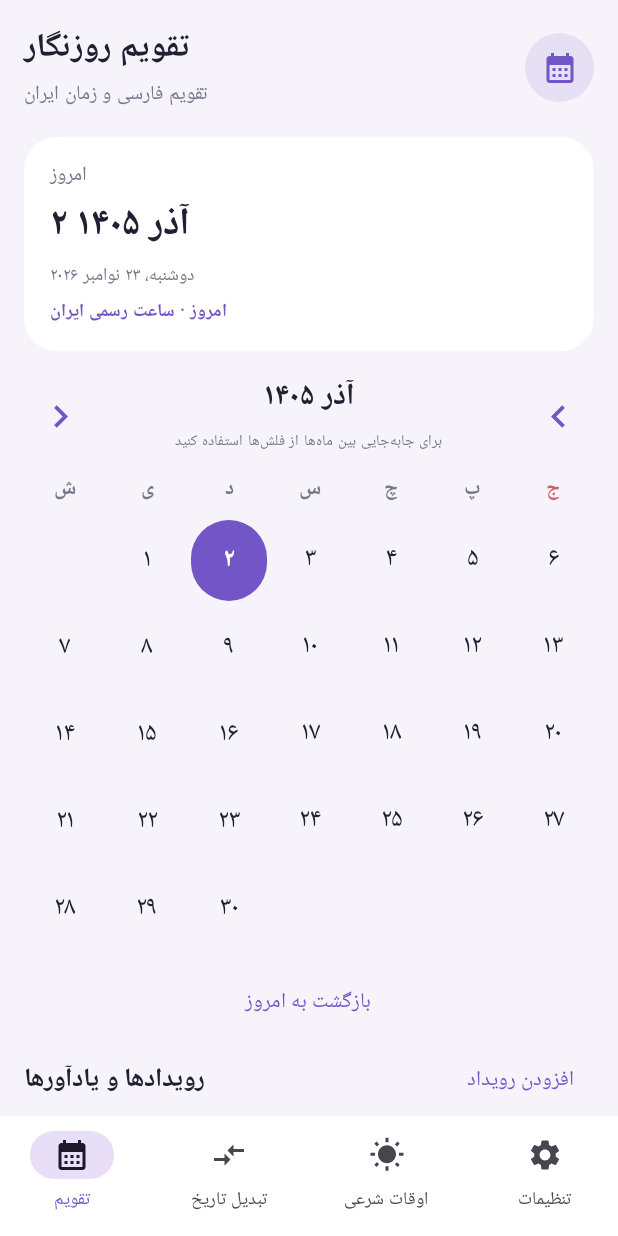
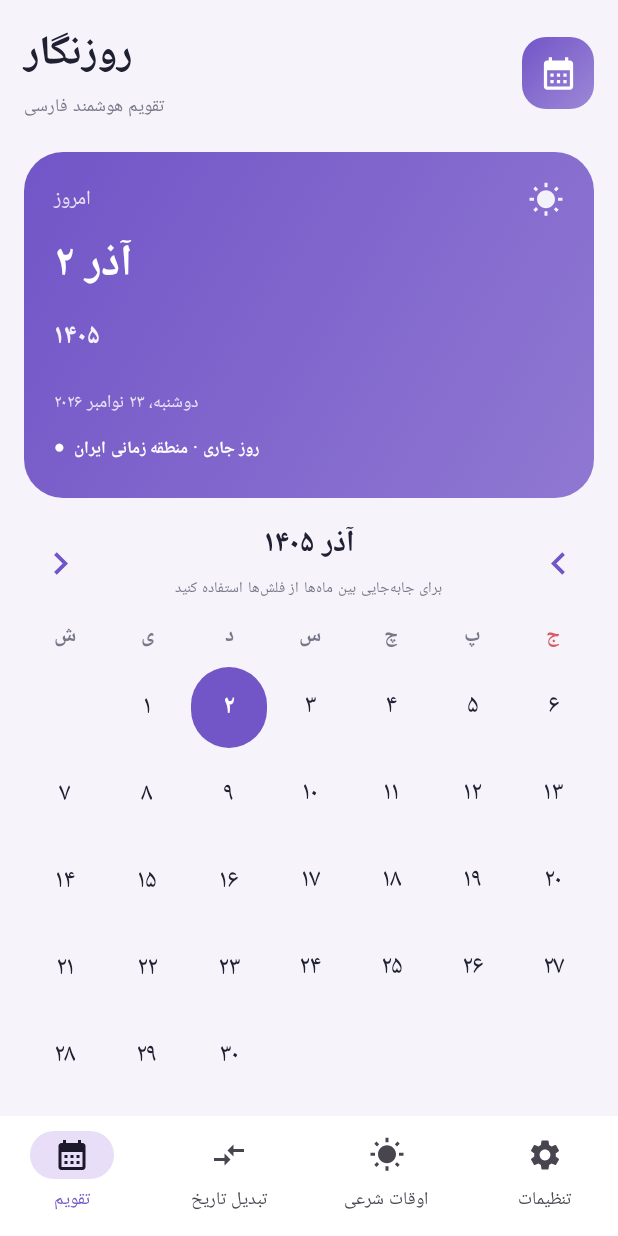
Before and after one commit to mohsen64ehsani-beep/PersianCalendarApp, an Android app built with Jetpack Compose: the screen it shows after launch (MainActivity), on a phone screen of 412 x 824 dp. Run offline under Robolectric (Android 15) with nearby library versions, the phone set to English and light mode, and no system bars.

Commit message:
Redesign calendar home with premium date hero

```diff
--- a/app/src/main/java/ir/persiancalendar/app/MainActivity.kt
+++ b/app/src/main/java/ir/persiancalendar/app/MainActivity.kt
@@ -30,6 +30,7 @@ import androidx.compose.runtime.*
 import androidx.compose.ui.Alignment
 import androidx.compose.ui.Modifier
 import androidx.compose.ui.graphics.Color
+import androidx.compose.ui.graphics.Brush
 import androidx.compose.ui.text.font.FontWeight
 import androidx.compose.ui.text.style.TextAlign
 import androidx.compose.ui.unit.dp
@@ -158,21 +159,35 @@ private fun CalendarHome(accent: Color) {
     Column(Modifier.fillMaxSize().verticalScroll(rememberScrollState()).padding(horizontal = 16.dp, vertical = 14.dp)) {
         Row(Modifier.fillMaxWidth(), verticalAlignment = Alignment.CenterVertically, horizontalArrangement = Arrangement.SpaceBetween) {
             Column {
-                Text("تقویم روزنگار", color = Ink, fontSize = 22.sp, fontWeight = FontWeight.Bold)
-                Text("تقویم فارسی و زمان ایران", color = Muted, fontSize = 13.sp)
+                Text("روزنگار", color = Ink, fontSize = 27.sp, fontWeight = FontWeight.ExtraBold)
+                Text("تقویم هوشمند فارسی", color = Muted, fontSize = 12.sp)
             }
-            Box(Modifier.size(46.dp).background(accent.copy(alpha = 0.12f), CircleShape), contentAlignment = Alignment.Center) {
-                Icon(Icons.Default.CalendarMonth, null, tint = accent)
+            Box(Modifier.size(48.dp).background(
+                Brush.linearGradient(listOf(accent, accent.copy(alpha = 0.68f))), RoundedCornerShape(16.dp)
+            ), contentAlignment = Alignment.Center) {
+                Icon(Icons.Default.CalendarMonth, null, tint = Color.White, modifier = Modifier.size(26.dp))
             }
         }
-        Spacer(Modifier.height(16.dp))
-        Card(colors = CardDefaults.cardColors(containerColor = Color.White), shape = RoundedCornerShape(22.dp), modifier = Modifier.fillMaxWidth()) {
-            Column(Modifier.padding(horizontal = 17.dp, vertical = 14.dp)) {
-                Text(if (visibleYear == todayYear && visibleMonth == todayMonth && selectedDay == todayDay) "امروز" else "تاریخ انتخاب‌شده", color = Muted, fontSize = 13.sp)
-                Text(faNumber(selectedDay) + " " + MonthNames[visibleMonth] + " " + faNumber(visibleYear), color = Ink, fontSize = 25.sp, fontWeight = FontWeight.Bold)
-                Text(selectedGregorian, color = Muted, fontSize = 12.sp)
+        Spacer(Modifier.height(18.dp))
+        Box(
+            Modifier.fillMaxWidth().background(
+                Brush.linearGradient(listOf(accent, accent.copy(alpha = 0.78f))),
+                RoundedCornerShape(26.dp)
+            ).padding(horizontal = 20.dp, vertical = 20.dp)
+        ) {
+            Column(verticalArrangement = Arrangement.spacedBy(7.dp)) {
+                Row(Modifier.fillMaxWidth(), horizontalArrangement = Arrangement.SpaceBetween, verticalAlignment = Alignment.CenterVertically) {
+                    Text(if (visibleYear == todayYear && visibleMonth == todayMonth && selectedDay == todayDay) "امروز" else "تاریخ انتخاب‌شده",
+                        color = Color.White.copy(alpha = .82f), fontSize = 13.sp)
+                    Icon(Icons.Default.WbSunny, null, tint = Color.White.copy(alpha = .9f))
+                }
+                Text(faNumber(selectedDay) + " " + MonthNames[visibleMonth], color = Color.White,
+                    fontSize = 29.sp, fontWeight = FontWeight.ExtraBold)
+                Text(faNumber(visibleYear), color = Color.White.copy(alpha = .92f), fontSize = 18.sp, fontWeight = FontWeight.SemiBold)
+                Spacer(Modifier.height(2.dp))
+                Text(selectedGregorian, color = Color.White.copy(alpha = .82f), fontSize = 12.sp)
                 if (visibleYear == todayYear && visibleMonth == todayMonth && selectedDay == todayDay) {
-                    Text("امروز · ساعت رسمی ایران", color = accent, fontSize = 12.sp, fontWeight = FontWeight.SemiBold)
+                    Text("●  روز جاری · منطقه زمانی ایران", color = Color.White, fontSize = 11.sp, fontWeight = FontWeight.SemiBold)
                 }
             }
         }
@@ -384,7 +399,7 @@ private fun SettingsPage(themeIndex:Int,onTheme:(Int)->Unit,accent:Color){
                 }
             }}
         }
-        Text("تقویم روزنگار",color=Ink,fontWeight=FontWeight.SemiBold); Text("نسخه ۰٫۸٫۰",color=Muted,fontSize=12.sp)
+        Text("تقویم روزنگار",color=Ink,fontWeight=FontWeight.SemiBold); Text("نسخه ۰٫۹٫۰",color=Muted,fontSize=12.sp)
     }
 }
 
```
